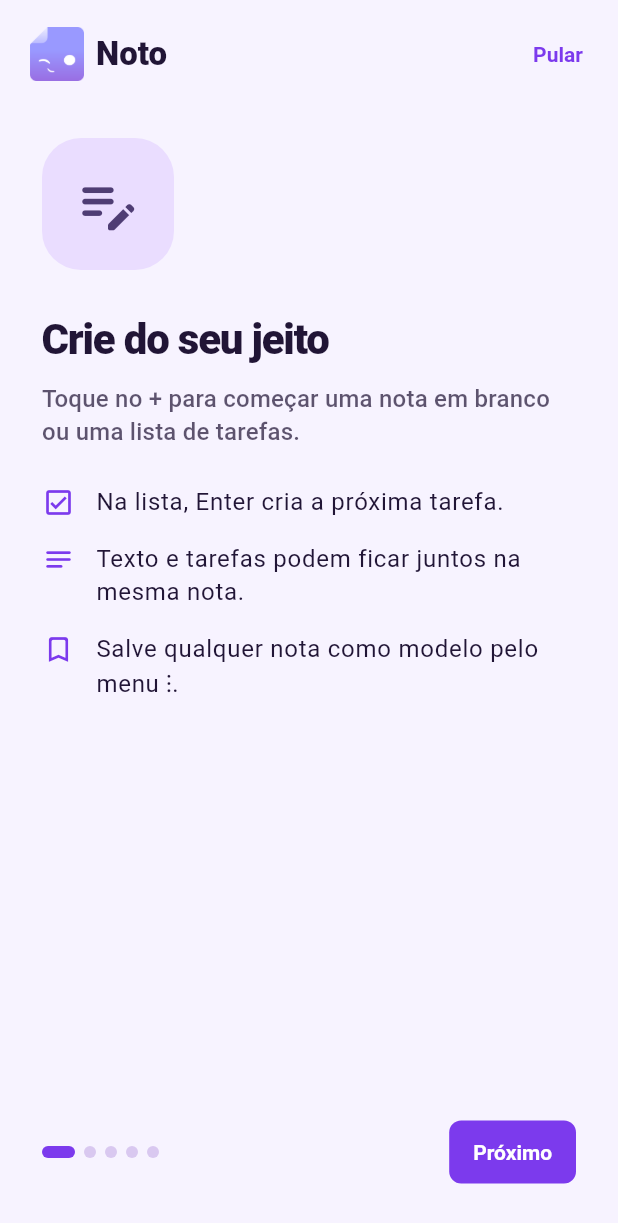
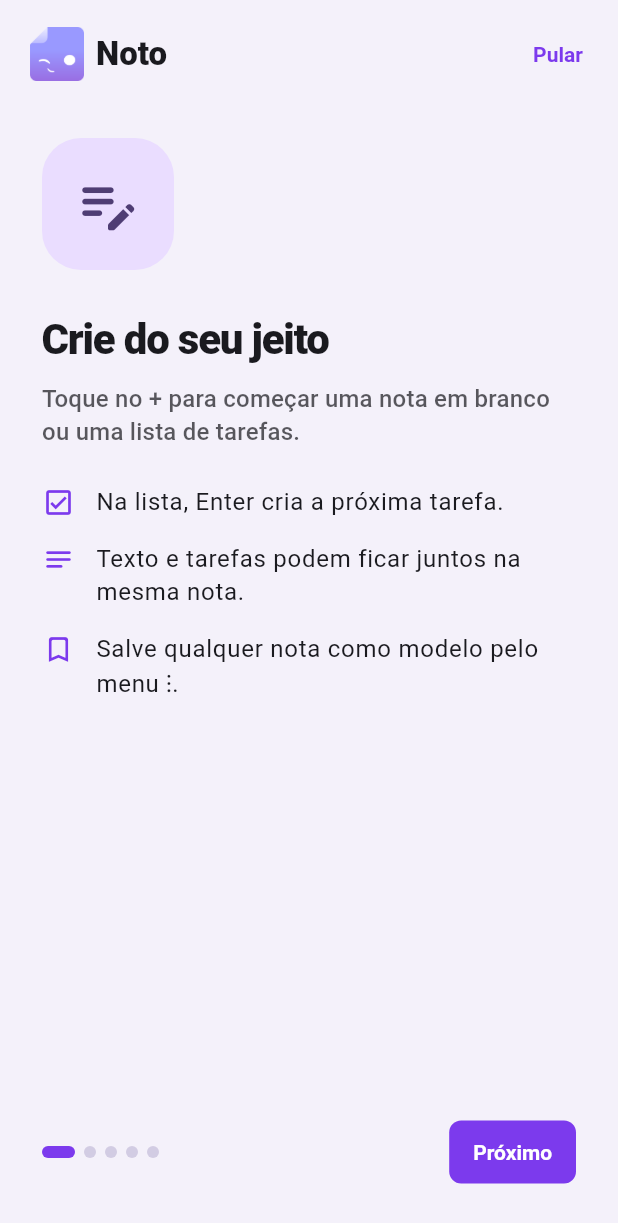
Before and after one commit to Jtcharizard/Noto-Bloco-de-notas, a Flutter app: the screen it shows after launch, on a phone screen of 412 x 824 dp. Shown: the top 1223 px of the screen. Run offline on Flutter 3.47's test engine with Material 3 defaults, Android fonts, the phone set to English and light mode, and no system bars; our stand-ins replace file_picker, flutter_local_notifications, flutter_markdown_plus, image_picker, pdf, share_plus and 2 more; missing offline and left inert: home_widget.

Commit message:
Noto 2.3: cores vivas e app inteiro seguindo a cor de destaque
- Fundos, bordas e textos deixam de ser roxos fixos e ganham o tom da cor escolhida
- Paleta nova com 18 cores vivas; cores claras escurecem no tema claro para manter leitura
- "Nota do widget" escondida quando não há notas

Co-Authored-By: Claude Opus 5.5 <noreply@anthropic.com>
Claude-Session: https://claude.ai/code/session_01XZfemAtWrMhLuXBgeb37VC

```diff
--- a/lib/noto_library.dart
+++ b/lib/noto_library.dart
@@ -600,7 +600,7 @@ Future<void> importBackup(BuildContext context, AppStore store) async {
 void showAboutNoto(BuildContext context) => showAboutDialog(
   context: context,
   applicationName: 'Noto',
-  applicationVersion: '2.2',
+  applicationVersion: '2.3',
   applicationIcon: ClipRRect(
     borderRadius: BorderRadius.circular(18),
     child: Image.asset('assets/noto_mark.png', width: 68, height: 68),
--- a/lib/noto_models.dart
+++ b/lib/noto_models.dart
@@ -224,30 +224,24 @@ class NotoFont {
 
 class NotoAppearance {
   static const accents = <NotoAccent>[
-    NotoAccent('Violeta Noto', Color(0xFF7C3AED)),
-    NotoAccent('Índigo', Color(0xFF4F5FD7)),
-    NotoAccent('Azul', Color(0xFF2D6FD6)),
-    NotoAccent('Céu', Color(0xFF1687C9)),
-    NotoAccent('Ciano', Color(0xFF0D8F9F)),
-    NotoAccent('Menta', Color(0xFF218C74)),
-    NotoAccent('Verde', Color(0xFF3B7D44)),
-    NotoAccent('Lima', Color(0xFF6F8F2D)),
-    NotoAccent('Âmbar', Color(0xFFB17A14)),
-    NotoAccent('Laranja', Color(0xFFCA6718)),
-    NotoAccent('Coral', Color(0xFFC95746)),
-    NotoAccent('Vermelho', Color(0xFFB8424A)),
-    NotoAccent('Rosa', Color(0xFFC24878)),
-    NotoAccent('Magenta', Color(0xFFA744A3)),
-    NotoAccent('Café', Color(0xFF7C6257)),
-    NotoAccent('Grafite', Color(0xFF59636B)),
-    NotoAccent('Lavanda viva', Color(0xFF9B6DFF)),
-    NotoAccent('Azul elétrico', Color(0xFF2457F5)),
-    NotoAccent('Turquesa viva', Color(0xFF00B8C4)),
-    NotoAccent('Verde vivo', Color(0xFF009F69)),
-    NotoAccent('Laranja vivo', Color(0xFFF26A16)),
-    NotoAccent('Coral vivo', Color(0xFFEF4565)),
-    NotoAccent('Rosa vivo', Color(0xFFDA187D)),
-    NotoAccent('Magenta viva', Color(0xFFB91FD0)),
+    NotoAccent('Roxo Noto', Color(0xFF7C3AED)),
+    NotoAccent('Azul elétrico', Color(0xFF2563EB)),
+    NotoAccent('Céu', Color(0xFF0EA5E9)),
+    NotoAccent('Ciano', Color(0xFF06B6D4)),
+    NotoAccent('Turquesa', Color(0xFF14B8A6)),
+    NotoAccent('Esmeralda', Color(0xFF10B981)),
+    NotoAccent('Verde', Color(0xFF22C55E)),
+    NotoAccent('Lima', Color(0xFF84CC16)),
+    NotoAccent('Amarelo', Color(0xFFFACC15)),
+    NotoAccent('Âmbar', Color(0xFFF59E0B)),
+    NotoAccent('Laranja', Color(0xFFF97316)),
+    NotoAccent('Tangerina', Color(0xFFFF5A1F)),
+    NotoAccent('Vermelho', Color(0xFFEF4444)),
+    NotoAccent('Morango', Color(0xFFF43F5E)),
+    NotoAccent('Rosa choque', Color(0xFFEC4899)),
+    NotoAccent('Magenta', Color(0xFFD946EF)),
+    NotoAccent('Violeta', Color(0xFFA855F7)),
+    NotoAccent('Índigo', Color(0xFF6366F1)),
   ];
 
   static const fonts = <NotoFont>[
--- a/lib/noto_settings.dart
+++ b/lib/noto_settings.dart
@@ -85,9 +85,11 @@ class SettingsPage extends StatelessWidget {
                           ),
                         ),
                         child: active
-                            ? const Icon(
+                            ? Icon(
                                 Icons.check_rounded,
-                                color: Colors.white,
+                                color: accent.color.computeLuminance() > .4
+                                    ? Colors.black
+                                    : Colors.white,
                                 size: 19,
                               )
                             : null,
@@ -299,7 +301,9 @@ class SettingsPage extends StatelessWidget {
                     store.save();
                   },
                 ),
-                NotoTile(
+                // Só faz sentido escolher quando há notas para escolher.
+                if (_activeNotes.isNotEmpty)
+                  NotoTile(
                   icon: Icons.widgets_outlined,
                   title: 'Nota do widget',
                   subtitle: _widgetNoteLabel(),
--- a/lib/noto_theme.dart
+++ b/lib/noto_theme.dart
@@ -7,14 +7,10 @@ import 'noto_models.dart';
 import 'noto_store.dart';
 
 class NotoPalette {
-  static const ink = Color(0xFF211536);
-  static const inkSoft = Color(0xFF35244D);
-  static const cocoa = Color(0xFF402566);
-  static const paper = Color(0xFFF7F3FF);
-  static const paperSoft = Color(0xFFFEFCFF);
-  static const paperDeep = Color(0xFFE3D6FF);
-  static const ember = Color(0xFF7C3AED);
-  static const emberSoft = Color(0xFFB89AFF);
+  // Neutros sem cor própria: o tom do app vem da cor de destaque escolhida.
+  static const ink = Color(0xFF1A1A1F);
+  static const paper = Color(0xFFF8F8FA);
+  static const paperSoft = Color(0xFFFFFFFF);
 }
 
 ThemeData notoTheme(AppStore store, Brightness brightness) {
@@ -22,14 +18,26 @@ ThemeData notoTheme(AppStore store, Brightness brightness) {
       .accents[NotoAppearance.safeAccentIndex(store.accent)]
       .color;
   final dark = brightness == Brightness.dark;
+  // No claro, cores muito luminosas (amarelo, lima, ciano) escurecem um pouco
+  // para o texto colorido continuar legível; no escuro, clareiam levemente.
   final accent = dark
-      ? Color.lerp(selectedAccent, Colors.white, .25)!
+      ? Color.lerp(selectedAccent, Colors.white, .18)!
+      : selectedAccent.computeLuminance() > .3
+      ? Color.lerp(selectedAccent, Colors.black, .28)!
       : selectedAccent;
-  final surface = dark ? const Color(0xFF171023) : NotoPalette.paper;
-  final raised = dark ? const Color(0xFF261B38) : NotoPalette.paperSoft;
-  final text = dark ? const Color(0xFFF7F0FF) : NotoPalette.ink;
-  final muted = dark ? const Color(0xFFC0AFD5) : const Color(0xFF685979);
-  final line = dark ? const Color(0xFF4B3862) : const Color(0xFFD9C8F0);
+  Color tint(Color base, double amount) =>
+      Color.alphaBlend(selectedAccent.withValues(alpha: amount), base);
+  final surface = dark
+      ? tint(const Color(0xFF121216), .05)
+      : tint(NotoPalette.paper, .035);
+  final raised = dark
+      ? tint(const Color(0xFF1D1D23), .08)
+      : NotoPalette.paperSoft;
+  final text = dark ? const Color(0xFFF4F4F7) : NotoPalette.ink;
+  final muted = dark ? const Color(0xFFB4B4BE) : const Color(0xFF5E5E68);
+  final line = dark
+      ? tint(const Color(0xFF34343C), .12)
+      : tint(const Color(0xFFDCDCE2), .10);
 
   final generated = ColorScheme.fromSeed(
     seedColor: selectedAccent,
--- a/pubspec.yaml
+++ b/pubspec.yaml
@@ -1,7 +1,7 @@
 name: bloco_personalizavel
 description: Bloco de notas offline com temas e fontes personalizaveis.
 publish_to: none
-version: 2.2.0+14
+version: 2.3.0+15
 
 environment:
   sdk: '>=3.4.0 <4.0.0'
```
Also changed, not shown: 1 other file.
